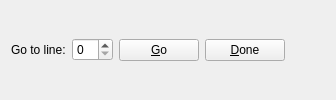
Old version of the form app/editgotolinewidget.ui in the repository fhackenberger/ktikz.
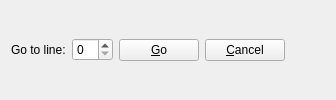
New version of the form. Icons and pictures are not drawn.

```diff
--- a/app/editgotolinewidget.ui
+++ b/app/editgotolinewidget.ui
@@ -32,7 +32,7 @@
       <string>Close go to line box</string>
      </property>
      <property name="text">
-      <string>&amp;Done</string>
+      <string>&amp;Cancel</string>
      </property>
      <property name="icon">
       <iconset resource="qtikz.qrc">
```
